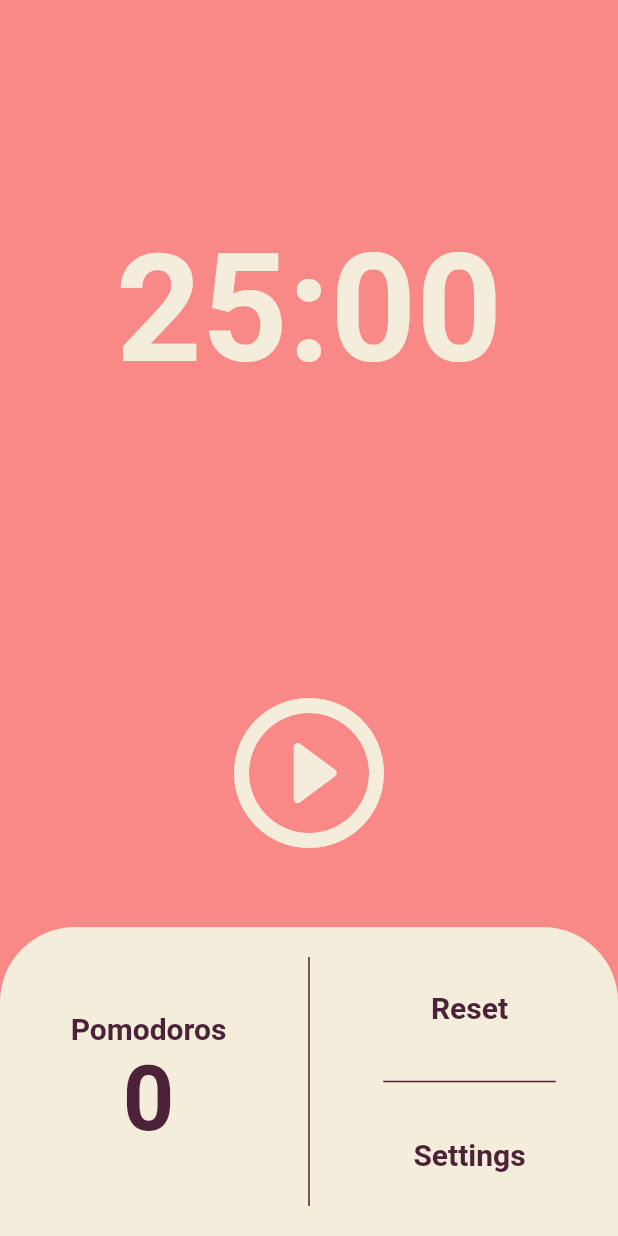
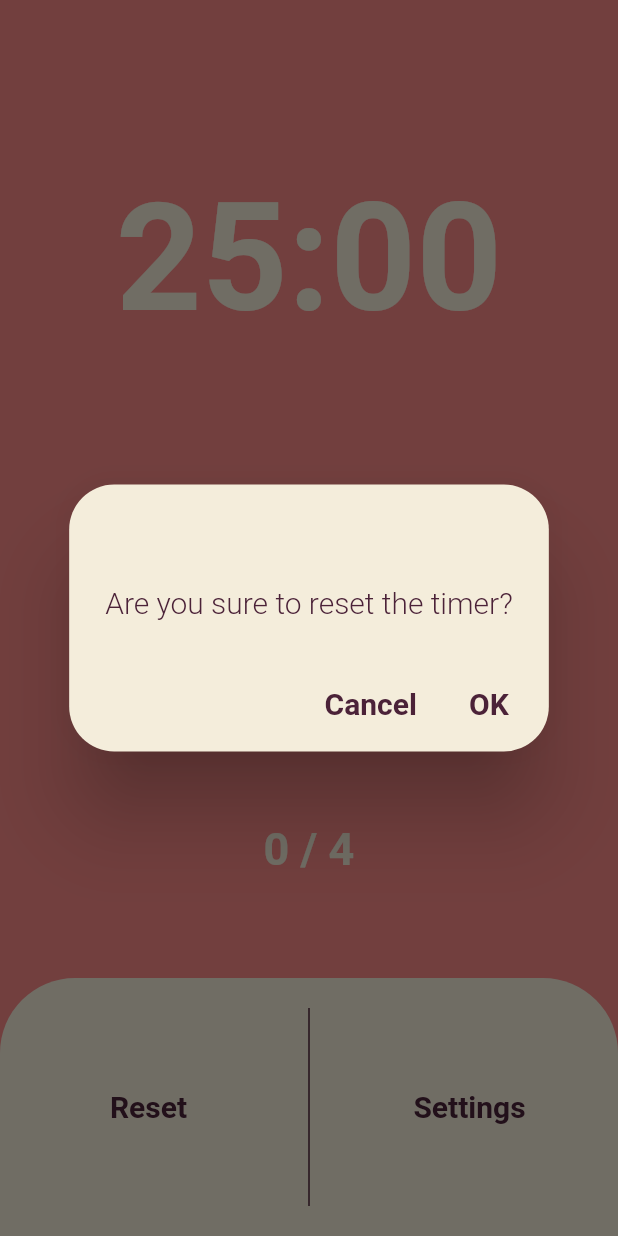
Before and after one commit to sashapivovarova/pomodoro, a Flutter app: the screen it shows after launch, after a tap on "Reset", on a phone screen of 412 x 824 dp. Run offline on Flutter 3.47's test engine with Material 2 defaults, Android fonts, the phone set to English and light mode, and no system bars.

```diff
--- a/lib/screens/home_screen.dart
+++ b/lib/screens/home_screen.dart
@@ -1,7 +1,5 @@
 import 'package:flutter/material.dart';
 import 'dart:async';
-
-import 'package:pomodoro/screens/settings.dart';
 
 class HomeScreen extends StatefulWidget {
   const HomeScreen({super.key});
@@ -16,6 +14,7 @@ class _HomeScreenState extends State<HomeScreen> {
   bool isRunning = false;
   bool isPushed = false;
   int totalPomodoros = 0;
+  int goalPomodoros = 4;
   late Timer timer;
 
   void onTick(Timer timer) {
@@ -54,6 +53,7 @@ class _HomeScreenState extends State<HomeScreen> {
 
   void reset() {
     timer.cancel();
+    Navigator.pop(context, 'OK');
     setState(() {
       isRunning = false;
       totalPomodoros = 0;
@@ -81,10 +81,7 @@ class _HomeScreenState extends State<HomeScreen> {
               ),
             ),
           ),
-          Flexible(
-            flex: 1,
-            child: Center(
-              child: IconButton(
+          IconButton(
             iconSize: 120,
             color: Theme.of(context).cardColor,
             onPressed: isRunning ? onPausePressed : onStartPressed,
@@ -94,6 +91,33 @@ class _HomeScreenState extends State<HomeScreen> {
                   : Icons.play_circle_outline_rounded,
             ),
           ),
+          Flexible(
+            flex: 1,
+            child: Column(
+              mainAxisAlignment: MainAxisAlignment.center,
+              children: [
+                Row(
+                  mainAxisAlignment: MainAxisAlignment.center,
+                  children: [
+                    Text(
+                      '$totalPomodoros / ',
+                      style: TextStyle(
+                        color: Theme.of(context).cardColor,
+                        fontSize: 30,
+                        fontWeight: FontWeight.w600,
+                      ),
+                    ),
+                    Text(
+                      '$goalPomodoros',
+                      style: TextStyle(
+                        color: Theme.of(context).cardColor,
+                        fontSize: 30,
+                        fontWeight: FontWeight.w600,
+                      ),
+                    ),
+                  ],
+                ),
+              ],
             ),
           ),
           Flexible(
@@ -116,8 +140,31 @@ class _HomeScreenState extends State<HomeScreen> {
                           child: Column(
                             mainAxisAlignment: MainAxisAlignment.center,
                             children: [
-                              Text(
-                                'Pomodoros',
+                              TextButton(
+                                onPressed: () => showDialog<String>(
+                                  context: context,
+                                  builder: (BuildContext context) =>
+                                      AlertDialog(
+                                    title: const Text(
+                                      '',
+                                    ),
+                                    content: Text(
+                                      'Are you sure to reset the timer?',
+                                      style: TextStyle(
+                                        color: Theme.of(context)
+                                            .textTheme
+                                            .displayLarge!
+                                            .color,
+                                        fontSize: 20,
+                                        fontWeight: FontWeight.w300,
+                                      ),
+                                    ),
+                                    actions: <Widget>[
+                                      TextButton(
+                                        onPressed: () =>
+                                            Navigator.pop(context, 'Cancel'),
+                                        child: Text(
+                                          'Cancel',
                                           style: TextStyle(
                                             color: Theme.of(context)
                                                 .textTheme
@@ -127,15 +174,45 @@ class _HomeScreenState extends State<HomeScreen> {
                                             fontWeight: FontWeight.w600,
                                           ),
                                         ),
-                              Text(
-                                '$totalPomodoros',
+                                      ),
+                                      TextButton(
+                                        onPressed: () {
+                                          reset();
+                                        },
+                                        child: Text(
+                                          'OK',
                                           style: TextStyle(
                                             color: Theme.of(context)
                                                 .textTheme
                                                 .displayLarge!
                                                 .color,
-                                  fontSize: 60,
+                                            fontSize: 20,
                                             fontWeight: FontWeight.w600,
+                                          ),
+                                        ),
+                                      ),
+                                    ],
+                                    backgroundColor:
+                                        Theme.of(context).cardColor,
+                                    shape: const RoundedRectangleBorder(
+                                      borderRadius: BorderRadius.all(
+                                        Radius.circular(
+                                          30,
+                                        ),
+                                      ),
+                                    ),
+                                  ),
+                                ),
+                                child: Text(
+                                  'Reset',
+                                  style: TextStyle(
+                                    color: Theme.of(context)
+                                        .textTheme
+                                        .displayLarge!
+                                        .color,
+                                    fontSize: 20,
+                                    fontWeight: FontWeight.w600,
+                                  ),
                                 ),
                               ),
                             ],
@@ -155,36 +232,7 @@ class _HomeScreenState extends State<HomeScreen> {
                             mainAxisAlignment: MainAxisAlignment.center,
                             children: [
                               TextButton(
-                                onPressed: reset,
-                                child: Text(
-                                  'Reset',
-                                  style: TextStyle(
-                                    color: Theme.of(context)
-                                        .textTheme
-                                        .displayLarge!
-                                        .color,
-                                    fontSize: 20,
-                                    fontWeight: FontWeight.w600,
-                                  ),
-                                ),
-                              ),
-                              const SizedBox(
-                                height: 50,
-                                child: Divider(
-                                  thickness: 1,
-                                  color: Color(
-                                    0xff4b2238,
-                                  ),
-                                ),
-                              ),
-                              TextButton(
-                                onPressed: () {
-                                  Navigator.push(
-                                    context,
-                                    MaterialPageRoute(
-                                        builder: (context) => const Settings()),
-                                  );
-                                },
+                                onPressed: () {},
                                 child: Text(
                                   'Settings',
                                   style: TextStyle(
```
Lines whose indentation alone changed are shown as unchanged.
